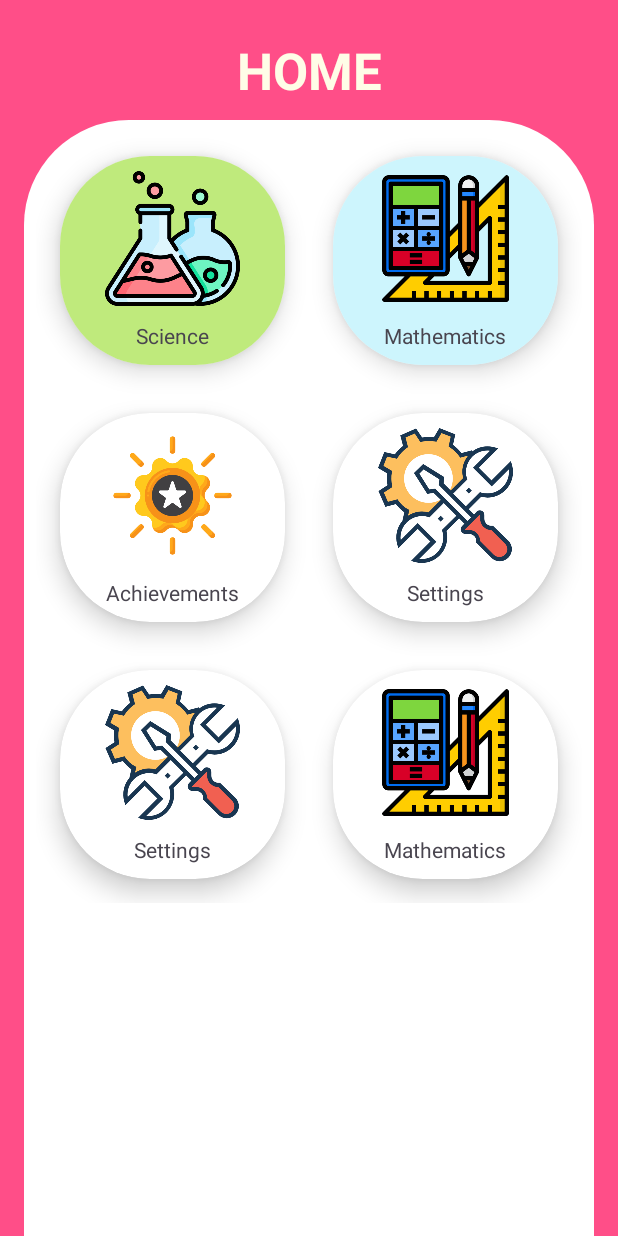
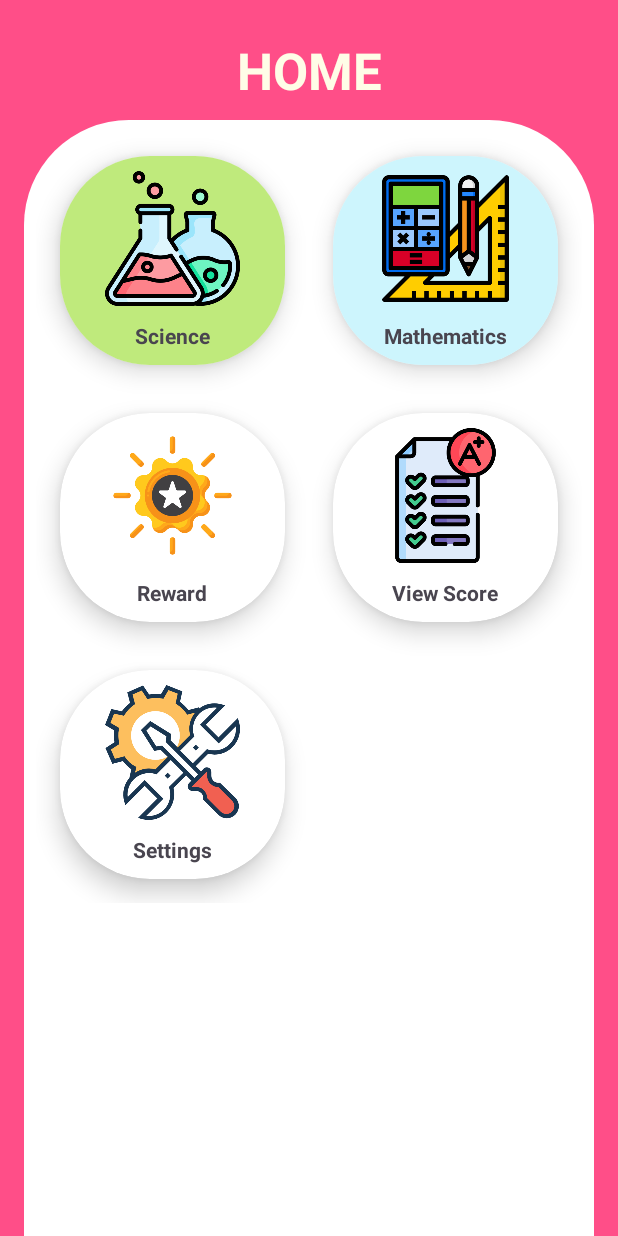
Before and after one commit to JYI18/MindSparks, an Android app: the screen it shows after launch (MainActivity), on a phone screen of 412 x 824 dp. Run offline under Robolectric (Android 15) with nearby library versions, the phone set to English and light mode, and no system bars; 1 statement that could not run was skipped.

Commit message:
Home page initial done

```diff
--- a/app/src/main/res/layout/activity_main.xml
+++ b/app/src/main/res/layout/activity_main.xml
@@ -56,7 +56,8 @@
                         android:layout_height="wrap_content"
                         android:layout_marginTop="10dp"
                         android:layout_marginBottom="10dp"
-                        android:text="Science" />
+                        android:text="Science"
+                        android:textStyle="bold" />
                 </LinearLayout>
             </androidx.cardview.widget.CardView>
 
@@ -85,7 +86,8 @@
                         android:layout_height="wrap_content"
                         android:layout_marginTop="10dp"
                         android:layout_marginBottom="10dp"
-                        android:text="Mathematics" />
+                        android:text="Mathematics"
+                        android:textStyle="bold" />
                 </LinearLayout>
             </androidx.cardview.widget.CardView>
 
@@ -113,7 +115,37 @@
                         android:layout_height="wrap_content"
                         android:layout_marginTop="10dp"
                         android:layout_marginBottom="10dp"
-                        android:text="Achievements" />
+                        android:text="Reward"
+                        android:textStyle="bold" />
+                </LinearLayout>
+            </androidx.cardview.widget.CardView>
+
+            <androidx.cardview.widget.CardView
+                android:layout_width="150dp"
+                android:layout_height="wrap_content"
+                android:layout_margin="16dp"
+                app:cardCornerRadius="60dp"
+                app:cardElevation="10dp">
+
+                <LinearLayout
+                    android:layout_width="match_parent"
+                    android:layout_height="wrap_content"
+                    android:gravity="center"
+                    android:orientation="vertical">
+
+                    <ImageView
+                        android:layout_width="90dp"
+                        android:layout_height="90dp"
+                        android:layout_marginTop="10dp"
+                        app:srcCompat="@drawable/score" />
+
+                    <TextView
+                        android:layout_width="wrap_content"
+                        android:layout_height="wrap_content"
+                        android:layout_marginTop="10dp"
+                        android:layout_marginBottom="10dp"
+                        android:text="View Score"
+                        android:textStyle="bold" />
                 </LinearLayout>
             </androidx.cardview.widget.CardView>
 
@@ -141,63 +173,8 @@
                         android:layout_height="wrap_content"
                         android:layout_marginTop="10dp"
                         android:layout_marginBottom="10dp"
-                        android:text="Settings" />
-                </LinearLayout>
-            </androidx.cardview.widget.CardView>
-
-            <androidx.cardview.widget.CardView
-                android:layout_width="150dp"
-                android:layout_height="wrap_content"
-                android:layout_margin="16dp"
-                app:cardCornerRadius="60dp"
-                app:cardElevation="10dp">
-
-                <LinearLayout
-                    android:layout_width="match_parent"
-                    android:layout_height="wrap_content"
-                    android:gravity="center"
-                    android:orientation="vertical">
-
-                    <ImageView
-                        android:layout_width="90dp"
-                        android:layout_height="90dp"
-                        android:layout_marginTop="10dp"
-                        app:srcCompat="@drawable/settings" />
-
-                    <TextView
-                        android:layout_width="wrap_content"
-                        android:layout_height="wrap_content"
-                        android:layout_marginTop="10dp"
-                        android:layout_marginBottom="10dp"
-                        android:text="Settings" />
-                </LinearLayout>
-            </androidx.cardview.widget.CardView>
-
-            <androidx.cardview.widget.CardView
-                android:layout_width="150dp"
-                android:layout_height="wrap_content"
-                android:layout_margin="16dp"
-                app:cardCornerRadius="60dp"
-                app:cardElevation="10dp">
-
-                <LinearLayout
-                    android:layout_width="match_parent"
-                    android:layout_height="wrap_content"
-                    android:gravity="center"
-                    android:orientation="vertical">
-
-                    <ImageView
-                        android:layout_width="90dp"
-                        android:layout_height="90dp"
-                        android:layout_marginTop="10dp"
-                        app:srcCompat="@drawable/tools" />
-
-                    <TextView
-                        android:layout_width="wrap_content"
-                        android:layout_height="wrap_content"
-                        android:layout_marginTop="10dp"
-                        android:layout_marginBottom="10dp"
-                        android:text="Mathematics" />
+                        android:text="Settings"
+                        android:textStyle="bold" />
                 </LinearLayout>
             </androidx.cardview.widget.CardView>
 
```
Also changed, not shown: app/src/main/res/drawable/score.png (added).
